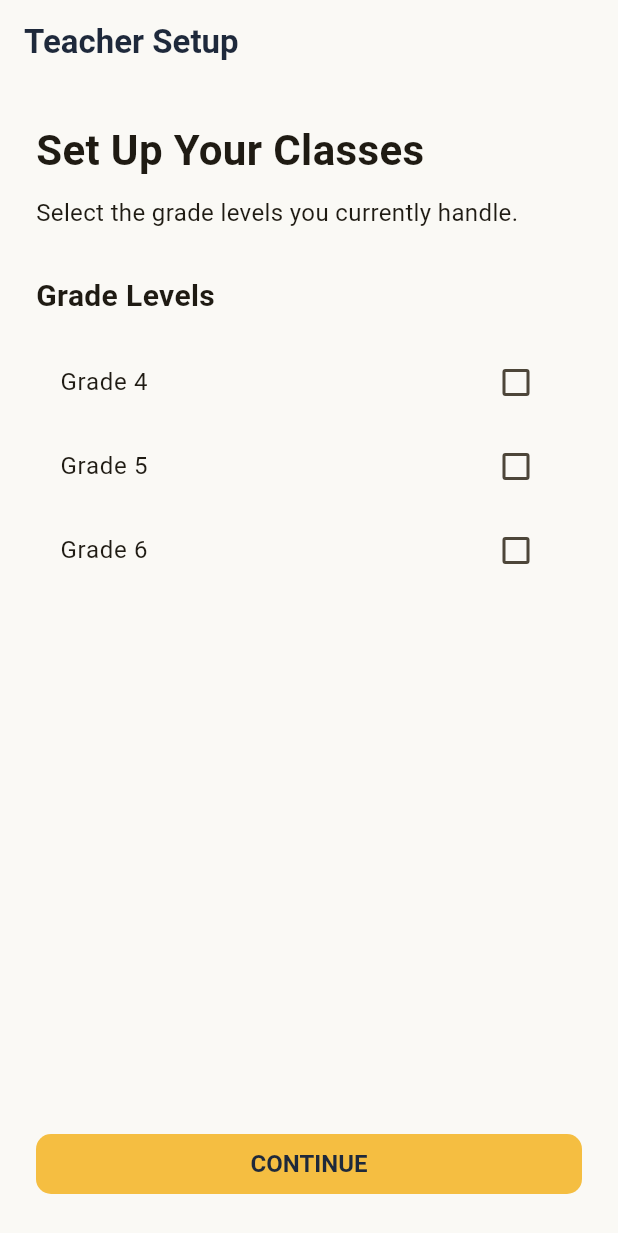
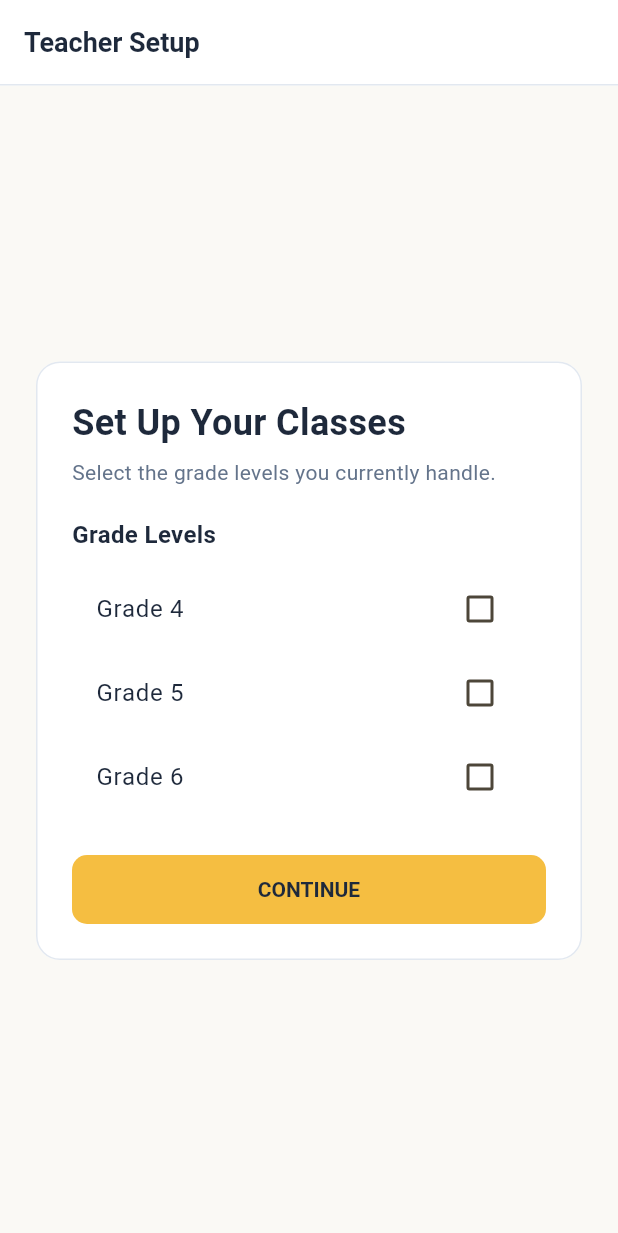
Before and after one commit to gwen041/Read-EE, a Flutter app: the TeacherSetupScreen screen opened directly, on a phone screen of 412 x 824 dp. Shown: the top 1233 px of the screen. Run offline on Flutter 3.47's test engine with Material 3 defaults, Android fonts, the phone set to English and light mode, and no system bars; our stand-ins replace audioplayers, cross_file, file_picker; missing offline and left inert: record, universal_html; accounts and stored records are empty.

Commit message:
Add: privacy policy dialog and update landing, auth, and setup screens

```diff
--- a/frontend/lib/screens/teacher_setup_screen.dart
+++ b/frontend/lib/screens/teacher_setup_screen.dart
@@ -41,80 +41,120 @@ class _TeacherSetupScreenState extends State<TeacherSetupScreen> {
     );
   }
 
+  static const Color primaryColor = Color(0xFFF5BE41);
+  static const Color textPrimary = Color(0xFF1E293B);
+  static const Color textSecondary = Color(0xFF64748B);
+  static const Color backgroundColor = Color(0xFFFAF9F5);
+
   @override
   Widget build(BuildContext context) {
     return Scaffold(
+      backgroundColor: backgroundColor,
       appBar: AppBar(
-        title: const Text('Teacher Setup'),
+        backgroundColor: Colors.white,
+        elevation: 0,
+        scrolledUnderElevation: 0,
+        bottom: const PreferredSize(
+          preferredSize: Size.fromHeight(1),
+          child: Divider(height: 1, thickness: 1, color: Color(0xFFE2E8F0)),
         ),
-      body: Padding(
+        title: const Text(
+          'Teacher Setup',
+          style: TextStyle(
+            color: textPrimary,
+            fontWeight: FontWeight.bold,
+            fontSize: 18,
+          ),
+        ),
+      ),
+      body: Center(
+        child: ConstrainedBox(
+          constraints: const BoxConstraints(maxWidth: 540),
+          child: Padding(
+            padding: const EdgeInsets.symmetric(horizontal: 20.0, vertical: 24.0),
+            child: Card(
+              elevation: 0,
+              shape: RoundedRectangleBorder(
+                borderRadius: BorderRadius.circular(16),
+                side: const BorderSide(color: Color(0xFFE2E8F0)),
+              ),
+              child: Padding(
                 padding: const EdgeInsets.all(24.0),
                 child: Column(
+                  mainAxisSize: MainAxisSize.min,
                   crossAxisAlignment: CrossAxisAlignment.start,
                   children: [
                     const Text(
                       'Set Up Your Classes',
                       style: TextStyle(
-                fontSize: 28,
+                        fontSize: 24,
                         fontWeight: FontWeight.bold,
+                        color: textPrimary,
                       ),
                     ),
-
-            const SizedBox(height: 10),
-
+                    const SizedBox(height: 6),
                     const Text(
                       'Select the grade levels you currently handle.',
-              style: TextStyle(fontSize: 16),
+                      style: TextStyle(fontSize: 14, color: textSecondary),
                     ),
-
-            const SizedBox(height: 30),
-
+                    const SizedBox(height: 20),
                     const Text(
                       'Grade Levels',
                       style: TextStyle(
-                fontSize: 20,
+                        fontSize: 16,
                         fontWeight: FontWeight.bold,
+                        color: textPrimary,
                       ),
                     ),
-
-            const SizedBox(height: 15),
-
+                    const SizedBox(height: 10),
                     CheckboxListTile(
-              title: const Text('Grade 4'),
+                      title: const Text('Grade 4', style: TextStyle(color: textPrimary)),
                       value: selectedGrades.contains('Grade 4'),
-              onChanged: (_) {
-                toggleGrade('Grade 4');
-              },
+                      activeColor: primaryColor,
+                      checkColor: textPrimary,
+                      onChanged: (_) => toggleGrade('Grade 4'),
                     ),
-
                     CheckboxListTile(
-              title: const Text('Grade 5'),
+                      title: const Text('Grade 5', style: TextStyle(color: textPrimary)),
                       value: selectedGrades.contains('Grade 5'),
-              onChanged: (_) {
-                toggleGrade('Grade 5');
-              },
+                      activeColor: primaryColor,
+                      checkColor: textPrimary,
+                      onChanged: (_) => toggleGrade('Grade 5'),
                     ),
-
                     CheckboxListTile(
-              title: const Text('Grade 6'),
+                      title: const Text('Grade 6', style: TextStyle(color: textPrimary)),
                       value: selectedGrades.contains('Grade 6'),
-              onChanged: (_) {
-                toggleGrade('Grade 6');
-              },
+                      activeColor: primaryColor,
+                      checkColor: textPrimary,
+                      onChanged: (_) => toggleGrade('Grade 6'),
                     ),
-
-            const Spacer(),
-
+                    const SizedBox(height: 24),
                     SizedBox(
                       width: double.infinity,
+                      height: 46,
                       child: ElevatedButton(
                         onPressed: continueSetup,
-                child: const Text('CONTINUE'),
+                        style: ElevatedButton.styleFrom(
+                          backgroundColor: primaryColor,
+                          foregroundColor: textPrimary,
+                          elevation: 0,
+                          shape: RoundedRectangleBorder(
+                            borderRadius: BorderRadius.circular(10),
+                          ),
+                        ),
+                        child: const Text(
+                          'CONTINUE',
+                          style: TextStyle(fontWeight: FontWeight.bold, fontSize: 14),
+                        ),
                       ),
                     ),
                   ],
                 ),
               ),
+            ),
+          ),
+        ),
+      ),
     );
   }
 }
```
Also changed, not shown: frontend/lib/dialogs/privacy_policy_dialog.dart (added, +181 -0 lines), frontend/lib/screens/landing_screen.dart (+21 -0 lines), frontend/lib/screens/login_screen.dart (+18 -0 lines), frontend/lib/screens/register_screen.dart (+30 -1 lines). Lines whose indentation alone changed are shown as unchanged.
